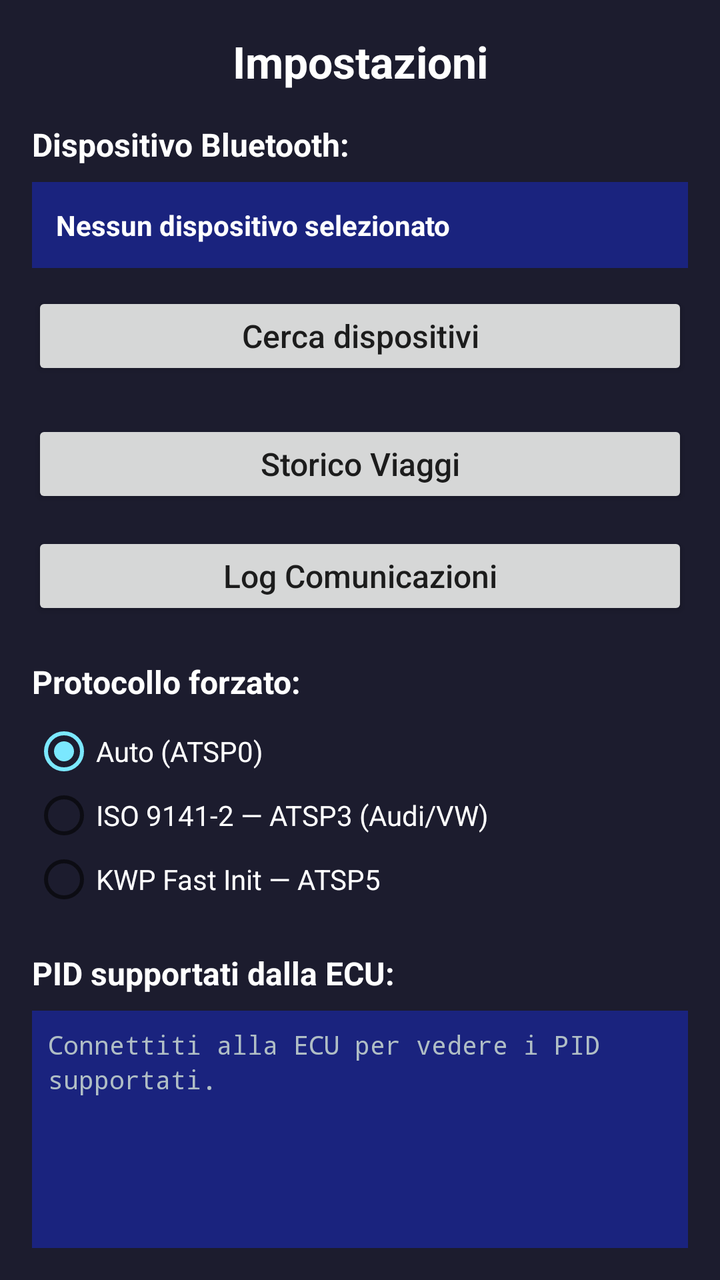
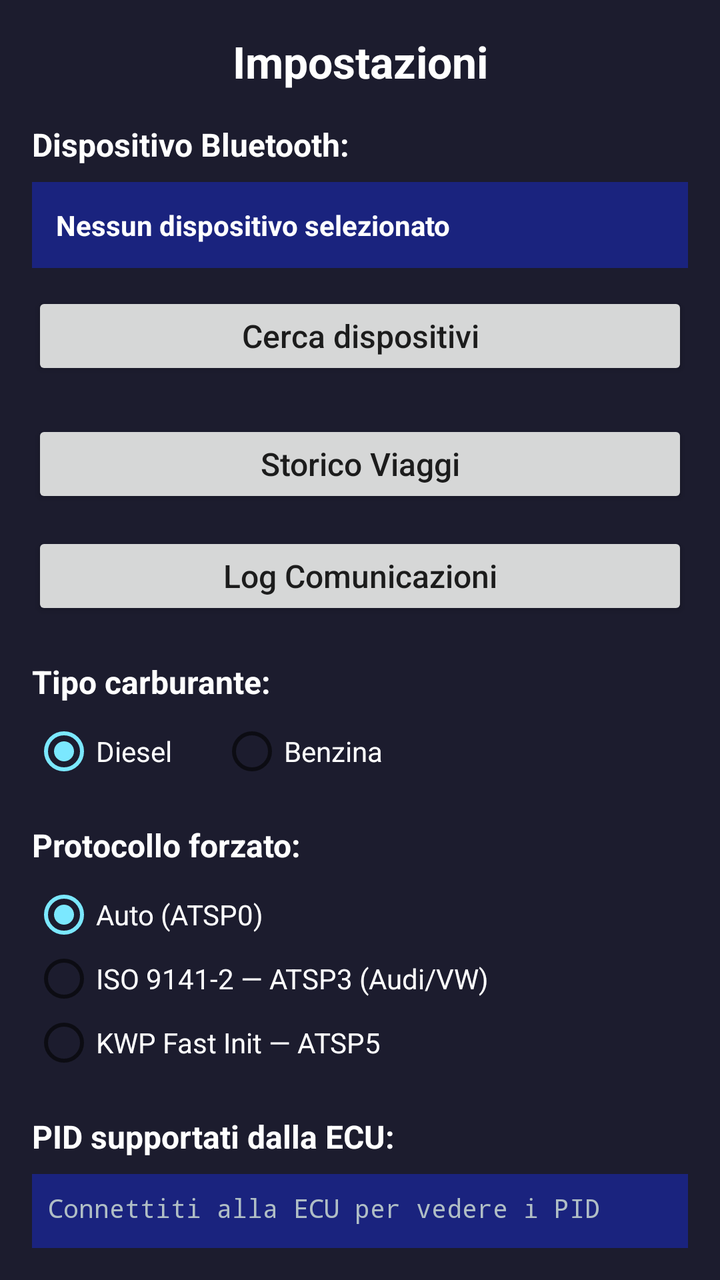

Screens rendered from an Android XML layout before and after an edit, with the pre-edit source and the edit as a unified diff.
<!-- AndroidManifest.xml: application theme AppTheme -->
<!-- res/layout/activity_settings.xml -->
<?xml version="1.0" encoding="utf-8"?>
<LinearLayout xmlns:android="http://schemas.android.com/apk/res/android"
    android:layout_width="match_parent"
    android:layout_height="match_parent"
    android:orientation="vertical"
    android:padding="16dp">

    <TextView
        android:layout_width="match_parent"
        android:layout_height="wrap_content"
        android:gravity="center"
        android:paddingBottom="16dp"
        android:text="Impostazioni"
        android:textSize="22sp"
        android:textStyle="bold"
        android:textColor="@android:color/white" />

    
    <TextView
        android:layout_width="match_parent"
        android:layout_height="wrap_content"
        android:text="Dispositivo Bluetooth:"
        android:textSize="16sp"
        android:textStyle="bold"
        android:textColor="@android:color/white"
        android:paddingBottom="8dp" />

    <LinearLayout
        android:layout_width="match_parent"
        android:layout_height="wrap_content"
        android:orientation="vertical"
        android:background="#1A237E"
        android:padding="12dp"
        android:layout_marginBottom="12dp">

        <TextView
            android:id="@+id/tvSelectedDevice"
            android:layout_width="match_parent"
            android:layout_height="wrap_content"
            android:text="Nessun dispositivo selezionato"
            android:textSize="14sp"
            android:textColor="#FFFFFF"
            android:textStyle="bold" />

    </LinearLayout>

    <Button
        android:id="@+id/btnScanDevices"
        android:layout_width="match_parent"
        android:layout_height="wrap_content"
        android:layout_marginBottom="20dp"
        android:text="Cerca dispositivi"
        android:textAllCaps="false"
        android:textSize="16sp"
        android:minHeight="44dp" />

    <Button
        android:id="@+id/btnTripHistory"
        android:layout_width="match_parent"
        android:layout_height="wrap_content"
        android:layout_marginBottom="12dp"
        android:text="Storico Viaggi"
        android:textAllCaps="false"
        android:textSize="16sp"
        android:minHeight="44dp" />

    <Button
        android:id="@+id/btnCommLog"
        android:layout_width="match_parent"
        android:layout_height="wrap_content"
        android:layout_marginBottom="20dp"
        android:text="Log Comunicazioni"
        android:textAllCaps="false"
        android:textSize="16sp"
        android:minHeight="44dp" />

    <TextView
        android:layout_width="match_parent"
        android:layout_height="wrap_content"
        android:text="Protocollo forzato:"
        android:textSize="16sp"
        android:textStyle="bold"
        android:textColor="@android:color/white"
        android:paddingBottom="8dp" />

    <RadioGroup
        android:id="@+id/rgProtocol"
        android:layout_width="match_parent"
        android:layout_height="wrap_content"
        android:layout_marginBottom="20dp"
        android:orientation="vertical">

        <RadioButton
            android:id="@+id/rbAuto"
            android:layout_width="wrap_content"
            android:layout_height="wrap_content"
            android:text="Auto (ATSP0)"
            android:textSize="14sp"
            android:textColor="@android:color/white"
            android:checked="true" />

        <RadioButton
            android:id="@+id/rbSP3"
            android:layout_width="wrap_content"
            android:layout_height="wrap_content"
            android:text="ISO 9141-2 — ATSP3 (Audi/VW)"
            android:textSize="14sp"
            android:textColor="@android:color/white"
            android:checked="false" />

        <RadioButton
            android:id="@+id/rbSP5"
            android:layout_width="wrap_content"
            android:layout_height="wrap_content"
            android:text="KWP Fast Init — ATSP5"
            android:textSize="14sp"
            android:textColor="@android:color/white"
            android:checked="false" />

    </RadioGroup>

    <TextView
        android:layout_width="match_parent"
        android:layout_height="wrap_content"
        android:text="PID supportati dalla ECU:"
        android:textSize="16sp"
        android:textStyle="bold"
        android:textColor="@android:color/white"
        android:paddingBottom="8dp" />

    <androidx.core.widget.NestedScrollView
        android:id="@+id/scrollPids"
        android:layout_width="match_parent"
        android:layout_height="0dp"
        android:layout_weight="1"
        android:background="#1A237E"
        android:padding="8dp"
        android:fillViewport="true">

        <TextView
            android:id="@+id/tvSupportedPids"
            android:layout_width="match_parent"
            android:layout_height="wrap_content"
            android:fontFamily="monospace"
            android:lineSpacingExtra="2dp"
            android:textColor="#B0BEC5"
            android:textSize="13sp"
            android:text="Connettiti alla ECU per vedere i PID supportati." />
    </androidx.core.widget.NestedScrollView>

</LinearLayout>
<!-- resources referenced by this layout -->
<resources>
  <style name="AppTheme" parent="Theme.AppCompat.DayNight.NoActionBar">
          <item name="colorPrimary">#4A4AFF</item>
          <item name="colorPrimaryDark">#1C1C2E</item>
          <item name="colorAccent">#7BE8FF</item>
          <item name="android:windowBackground">#1C1C2E</item>
      </style>
</resources>

<!-- the commit's change to res/layout/activity_settings.xml (unified diff, before → after) -->
@@ -77,6 +77,43 @@
     <TextView
         android:layout_width="match_parent"
         android:layout_height="wrap_content"
+        android:text="Tipo carburante:"
+        android:textSize="16sp"
+        android:textStyle="bold"
+        android:textColor="@android:color/white"
+        android:paddingBottom="8dp" />
+
+    <RadioGroup
+        android:id="@+id/rgFuelType"
+        android:layout_width="match_parent"
+        android:layout_height="wrap_content"
+        android:layout_marginBottom="20dp"
+        android:orientation="horizontal">
+
+        <RadioButton
+            android:id="@+id/rbDiesel"
+            android:layout_width="wrap_content"
+            android:layout_height="wrap_content"
+            android:layout_marginEnd="24dp"
+            android:text="Diesel"
+            android:textSize="14sp"
+            android:textColor="@android:color/white"
+            android:checked="true" />
+
+        <RadioButton
+            android:id="@+id/rbPetrol"
+            android:layout_width="wrap_content"
+            android:layout_height="wrap_content"
+            android:text="Benzina"
+            android:textSize="14sp"
+            android:textColor="@android:color/white"
+            android:checked="false" />
+
+    </RadioGroup>
+
+    <TextView
+        android:layout_width="match_parent"
+        android:layout_height="wrap_content"
         android:text="Protocollo forzato:"
         android:textSize="16sp"
         android:textStyle="bold"
